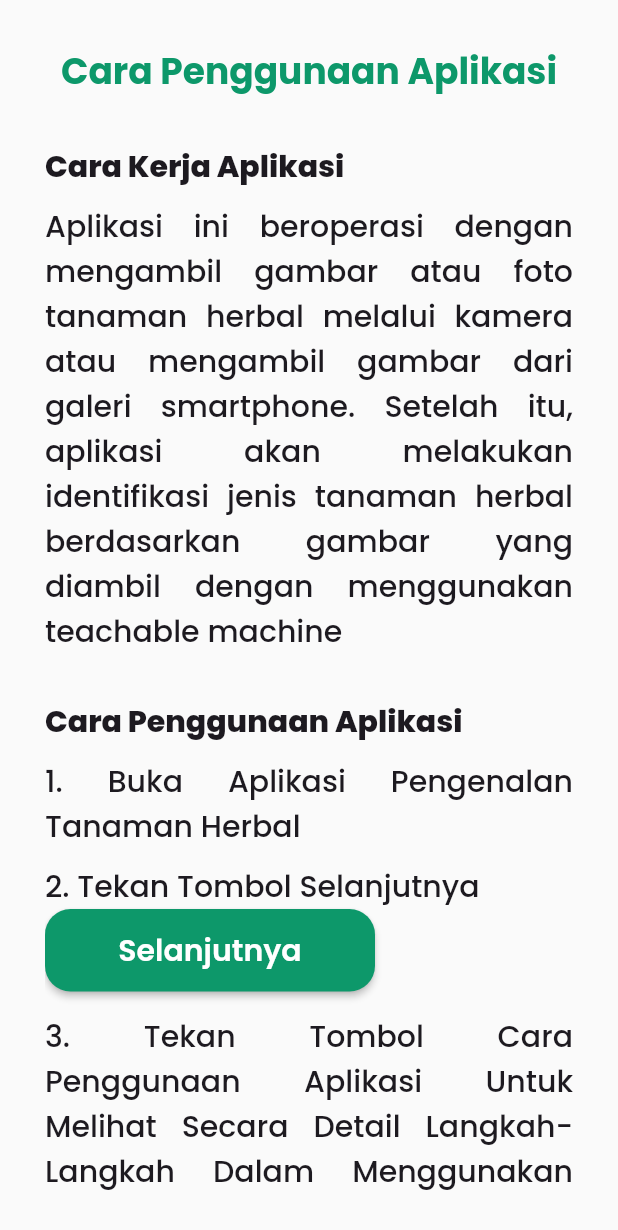
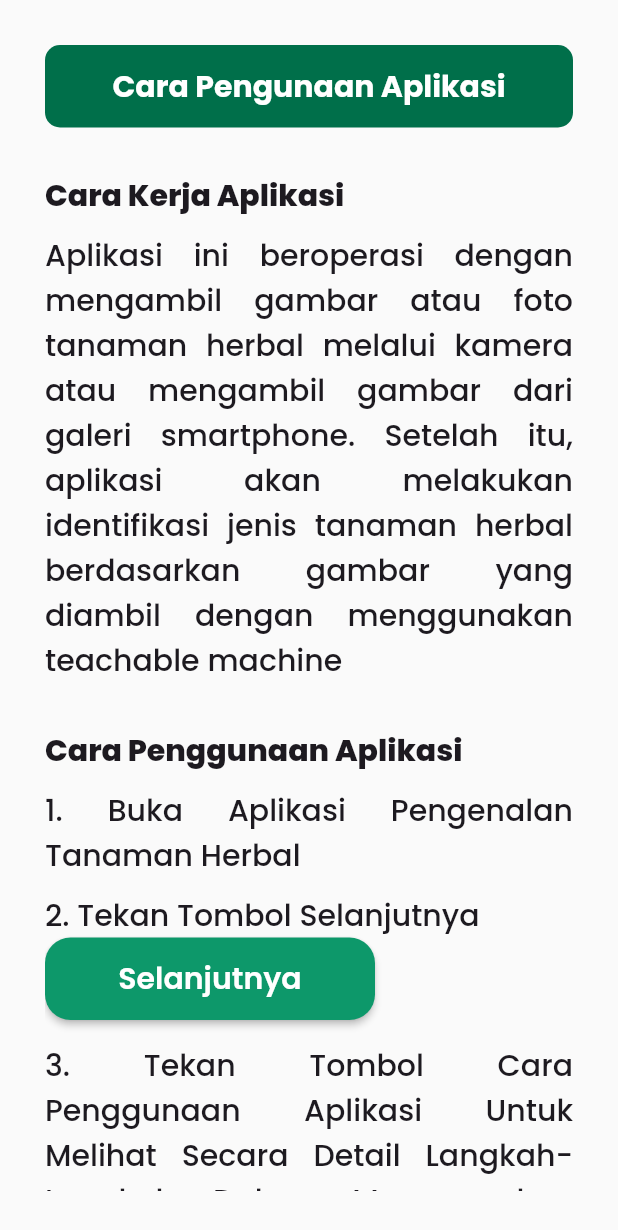
Before and after one commit to HamdanZulfan/Flutter-Pengenalan-Tanaman-Herbal, a Flutter app: the CaraPenggunaanScreen screen opened directly, on a phone screen of 412 x 824 dp. Shown: the top 1230 px of the screen. Run offline on Flutter 3.47's test engine with Material 2 defaults, Android fonts, the light colour scheme and no system bars; our stand-ins replace carousel_slider, cloud_firestore, firebase_core, google_fonts, image_picker; missing offline and left inert: tflite; accounts and stored records are empty.

Commit message:
perubahan warna

```diff
--- a/lib/screen/artikel_screen.dart
+++ b/lib/screen/artikel_screen.dart
@@ -23,7 +23,7 @@ class ArtikelScreen extends StatelessWidget {
                 height: 55,
                 width: MediaQuery.of(context).size.width,
                 decoration: BoxDecoration(
-                  color: kGreenColor,
+                  color: kGreenBold,
                   borderRadius: BorderRadius.circular(10),
                 ),
                 child: Center(
--- a/lib/screen/cara_penggunaan_screen.dart
+++ b/lib/screen/cara_penggunaan_screen.dart
@@ -13,11 +13,21 @@ class CaraPenggunaanScreen extends StatelessWidget {
           child: ListView(
             children: [
               Center(
-                child: Text(
-                  'Cara Penggunaan Aplikasi',
-                  style: greenTextStyle.copyWith(
-                    fontWeight: bold,
-                    fontSize: 24,
+                child: Container(
+                  height: 55,
+                  width: MediaQuery.of(context).size.width,
+                  decoration: BoxDecoration(
+                    color: kGreenBold,
+                    borderRadius: BorderRadius.circular(10),
+                  ),
+                  child: Center(
+                    child: Text(
+                      'Cara Pengunaan Aplikasi',
+                      style: whiteTextStyle.copyWith(
+                        fontWeight: bold,
+                        fontSize: 20,
+                      ),
+                    ),
                   ),
                 ),
               ),
@@ -220,7 +230,7 @@ class CaraPenggunaanScreen extends StatelessWidget {
                         ],
                       ),
                       Text(
-                        'Pada Menu Deteksi digunakan untuk mendeteksi jenis tanaman herbal menggunakan kamera dengan cara mengambil citra atau memasukan gambar dari galeri pada objek yang akan di deteksi. Akan muncul hasil deteksi dari objek tersebut.',
+                        'Pada Menu Deteksi digunakan untuk mendeteksi jenis tanaman herbal menggunakan kamera atau pilih gambar dari galeri yang akan diidentifikasi.',
                         style: blackTextStyle.copyWith(
                           fontSize: 20,
                           fontWeight: medium,
--- a/lib/screen/deteksi_screen.dart
+++ b/lib/screen/deteksi_screen.dart
@@ -86,7 +86,7 @@ class _DeteksiScreenState extends State<DeteksiScreen> {
                 Container(
                   width: MediaQuery.of(context).size.width,
                   decoration: BoxDecoration(
-                    color: kGreenColor,
+                    color: kGreenBold,
                     borderRadius: BorderRadius.circular(10),
                   ),
                   child: Center(
--- a/lib/utils/theme.dart
+++ b/lib/utils/theme.dart
@@ -12,6 +12,7 @@ Color kBackgroundColor = const Color(0xffFAFAFA);
 Color kYellowColor = const Color(0xffF6EEC4);
 Color kGreenColor = const Color(0xff0D986A);
 Color buttonColor = const Color(0xffEEF7E8);
+Color kGreenBold = const Color(0xff006F4A);
 
 TextStyle blackTextStyle = GoogleFonts.poppins(
   color: kBlackColor,
```
Also changed, not shown: lib/screen/jenis_tanaman_screen.dart (+15 -5 lines).
